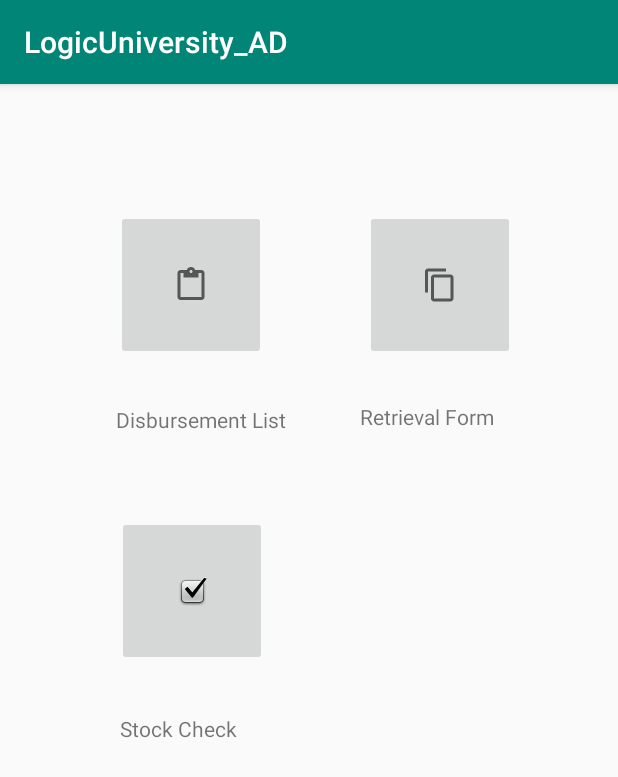
After one commit to SanSint/AD_android, an Android app: the StoreClerk_menu_Activity screen opened directly, with no data from a screen before it, on a phone screen of 412 x 824 dp. The commit adds this screen. Shown: the top 777 px of the screen. Run offline under Robolectric (Android 15) with nearby library versions, the phone set to English and light mode, and no system bars.

Commit message:
some layout

```diff
--- a/app/src/main/AndroidManifest.xml
+++ b/app/src/main/AndroidManifest.xml
@@ -9,8 +9,10 @@
         android:roundIcon="@mipmap/ic_launcher_round"
         android:supportsRtl="true"
         android:theme="@style/AppTheme">
-        <activity android:name=".LoginActivity"></activity>
-        <activity android:name=".MainActivity" >
+        <activity android:name=".RetrivalFormActivity"></activity>
+        <activity android:name=".StoreClerk_menu_Activity" />
+        <activity android:name=".LoginActivity" />
+        <activity android:name=".MainActivity">
             <intent-filter>
                 <action android:name="android.intent.action.MAIN" />
 
--- /dev/null
+++ b/app/src/main/java/com/san/logicuniversity_ad/StoreClerk_menu_Activity.java
@@ -0,0 +1,14 @@
+package com.san.logicuniversity_ad;
+
+import androidx.appcompat.app.AppCompatActivity;
+
+import android.os.Bundle;
+
+public class StoreClerk_menu_Activity extends AppCompatActivity {
+
+    @Override
+    protected void onCreate(Bundle savedInstanceState) {
+        super.onCreate(savedInstanceState);
+        setContentView(R.layout.activity_store_clerk_menu_);
+    }
+}
--- /dev/null
+++ b/app/src/main/res/layout/activity_store_clerk_menu_.xml
@@ -0,0 +1,75 @@
+<?xml version="1.0" encoding="utf-8"?>
+<androidx.constraintlayout.widget.ConstraintLayout xmlns:android="http://schemas.android.com/apk/res/android"
+    xmlns:app="http://schemas.android.com/apk/res-auto"
+    xmlns:tools="http://schemas.android.com/tools"
+    android:layout_width="match_parent"
+    android:layout_height="match_parent"
+    tools:context=".StoreClerk_menu_Activity">
+
+    <ImageButton
+        android:id="@+id/dis_list_btn"
+        android:layout_width="100dp"
+        android:layout_height="100dp"
+        android:layout_marginStart="77dp"
+        android:layout_marginTop="84dp"
+        android:layout_marginEnd="67dp"
+        app:layout_constraintEnd_toStartOf="@+id/retivial_from_btn"
+        app:layout_constraintStart_toStartOf="parent"
+        app:layout_constraintTop_toTopOf="parent"
+        app:srcCompat="?attr/actionModePasteDrawable" />
+
+    <ImageButton
+        android:id="@+id/retivial_from_btn"
+        android:layout_width="100dp"
+        android:layout_height="100dp"
+        android:layout_marginStart="66dp"
+        android:layout_marginTop="84dp"
+        app:layout_constraintStart_toEndOf="@+id/dis_list_btn"
+        app:layout_constraintTop_toTopOf="parent"
+        app:srcCompat="?attr/actionModeCopyDrawable" />
+
+    <ImageButton
+        android:id="@+id/stockcheck_btn"
+        android:layout_width="100dp"
+        android:layout_height="100dp"
+        android:layout_marginStart="77dp"
+        android:layout_marginTop="52dp"
+        android:layout_marginEnd="234dp"
+        app:layout_constraintEnd_toEndOf="parent"
+        app:layout_constraintStart_toStartOf="parent"
+        app:layout_constraintTop_toBottomOf="@+id/textView3"
+        app:srcCompat="@android:drawable/checkbox_on_background" />
+
+    <TextView
+        android:id="@+id/textView3"
+        android:layout_width="wrap_content"
+        android:layout_height="22dp"
+        android:layout_marginStart="77dp"
+        android:layout_marginTop="30dp"
+        android:layout_marginBottom="50dp"
+        android:text="Disbursement List"
+        app:layout_constraintBottom_toTopOf="@+id/stockcheck_btn"
+        app:layout_constraintStart_toStartOf="parent"
+        app:layout_constraintTop_toBottomOf="@+id/dis_list_btn" />
+
+    <TextView
+        android:id="@+id/textView5"
+        android:layout_width="wrap_content"
+        android:layout_height="22dp"
+        android:layout_marginStart="49dp"
+        android:layout_marginTop="28dp"
+        android:text="Retrieval Form"
+        app:layout_constraintStart_toEndOf="@+id/textView3"
+        app:layout_constraintTop_toBottomOf="@+id/retivial_from_btn" />
+
+    <TextView
+        android:id="@+id/textView6"
+        android:layout_width="wrap_content"
+        android:layout_height="22dp"
+        android:layout_marginStart="80dp"
+        android:layout_marginTop="32dp"
+        android:text="Stock Check"
+        app:layout_constraintStart_toStartOf="parent"
+        app:layout_constraintTop_toBottomOf="@+id/stockcheck_btn" />
+
+</androidx.constraintlayout.widget.ConstraintLayout>
--- a/app/src/main/res/values/strings.xml
+++ b/app/src/main/res/values/strings.xml
@@ -11,4 +11,5 @@
     <string name="login_failed">"Login failed"</string>
 
     <string name="login">"Login"</string>
+
 </resources>
```
Also changed, not shown: app/src/main/java/com/san/logicuniversity_ad/RetrivalFormActivity.java (added, +14 -0 lines), app/src/main/res/layout/activity_retrival_form.xml (added, +37 -0 lines).
